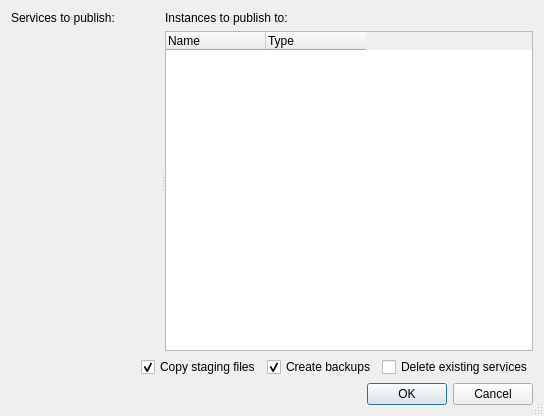
Before: the Qt Designer form src/agsspgui/publishdialog/publishdialog.ui in cityofaustin/ags-service-publisher-gui, drawn with Qt 5.
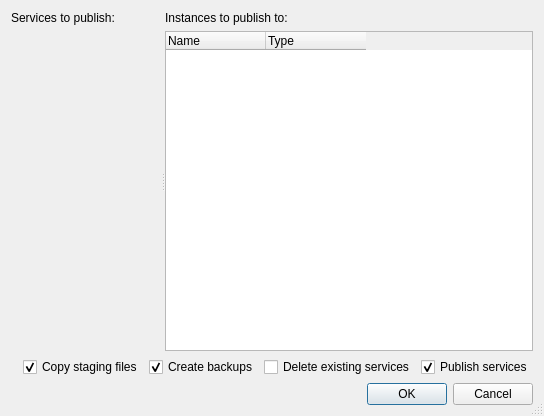
After: the same form once the commit is applied. Custom widgets are drawn as their Qt base class.

Commit message:
Add 'Publish services' checkbox
  - Skips the actual publishing step if unchecked, is checked by default

```diff
--- a/src/agsspgui/publishdialog/publishdialog.ui
+++ b/src/agsspgui/publishdialog/publishdialog.ui
@@ -31,7 +31,7 @@
     </widget>
    </item>
    <item row="3" column="0">
-    <layout class="QHBoxLayout" name="horizontalLayout" stretch="0,0,0,0">
+    <layout class="QHBoxLayout" name="horizontalLayout" stretch="0,0,0,0,0">
      <item>
       <spacer name="horizontalSpacer">
        <property name="orientation">
@@ -75,6 +75,16 @@
        </property>
       </widget>
      </item>
+     <item>
+      <widget class="QCheckBox" name="publishServicesCheckBox">
+       <property name="text">
+        <string>Publish services</string>
+       </property>
+       <property name="checked">
+        <bool>true</bool>
+       </property>
+      </widget>
+     </item>
     </layout>
    </item>
    <item row="0" column="0">
```
The commit also changes 2 other files.
